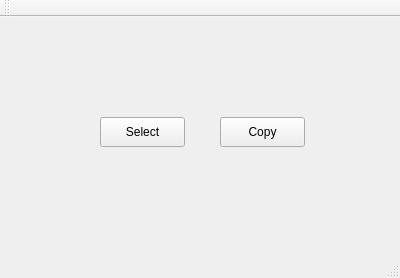
Old version of the form mainwindow.ui in the repository zhan2586/Photo_Uploader.
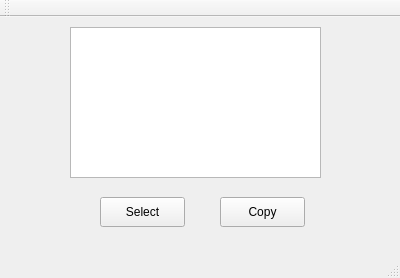
New version of the form.

Commit message: Adding copy feature

The edit to the form file:
```diff
--- a/mainwindow.ui
+++ b/mainwindow.ui
@@ -18,7 +18,7 @@
     <property name="geometry">
      <rect>
       <x>100</x>
-      <y>100</y>
+      <y>180</y>
       <width>85</width>
       <height>30</height>
      </rect>
@@ -31,7 +31,7 @@
     <property name="geometry">
      <rect>
       <x>220</x>
-      <y>100</y>
+      <y>180</y>
       <width>85</width>
       <height>30</height>
      </rect>
@@ -46,6 +46,16 @@
      <bool>false</bool>
     </property>
    </widget>
+   <widget class="QPlainTextEdit" name="plainTextEdit">
+    <property name="geometry">
+     <rect>
+      <x>70</x>
+      <y>10</y>
+      <width>251</width>
+      <height>151</height>
+     </rect>
+    </property>
+   </widget>
   </widget>
   <widget class="QMenuBar" name="menuBar">
    <property name="geometry">
```
The commit also changes 1 other file.
